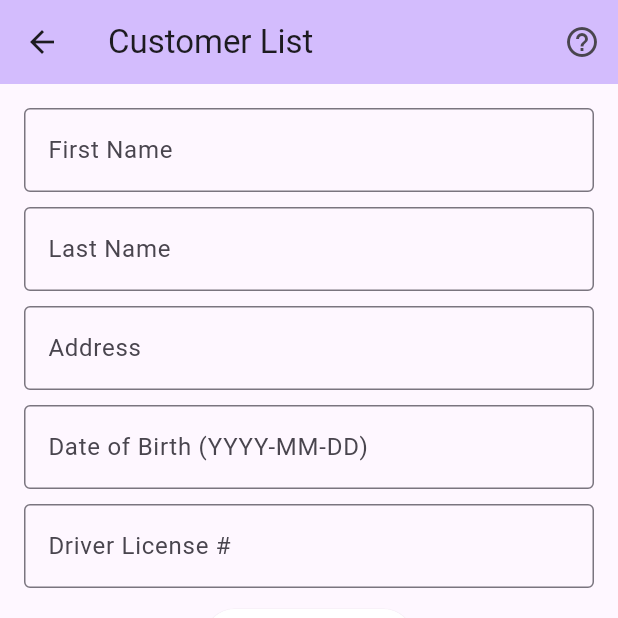
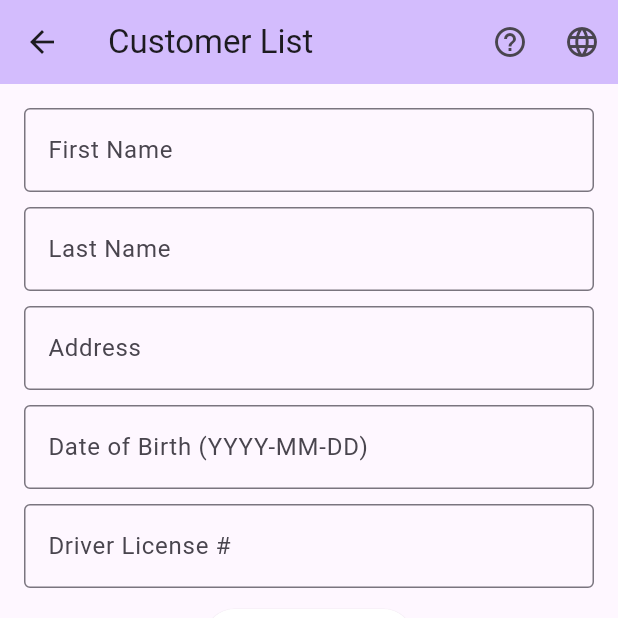
Before and after one commit to Ema-louna/test_github_flutter, a Flutter app: the screen it shows after launch, after a tap on "Customer", on a phone screen of 412 x 824 dp, the top half of it. Run offline on Flutter 3.47's test engine with Material 3 defaults, Android fonts, the phone set to English and light mode, and no system bars; our stand-ins replace floor, shared_preferences, sqflite, sqflite_common_ffi, sqflite_common_ffi_web; missing offline and left inert: encrypted_shared_preferences; accounts and stored records are empty; generated files the repository leaves out were written again.

Commit message:
Step 8: Add multi-language support (English/French)

```diff
--- /dev/null
+++ b/lib/app_localizations.dart
@@ -0,0 +1,50 @@
+import 'dart:convert';
+import 'package:flutter/material.dart';
+import 'package:flutter/services.dart';
+
+class AppLocalizations {
+  final Locale locale;
+  Map<String, String>? _localizedStrings;
+
+  AppLocalizations(this.locale);
+
+  static AppLocalizations? of(BuildContext context) {
+    return Localizations.of<AppLocalizations>(context, AppLocalizations);
+  }
+
+  static const LocalizationsDelegate<AppLocalizations> delegate = _AppLocalizationsDelegate();
+
+  Future<bool> load() async {
+    String jsonString = await rootBundle.loadString('assets/translations/${locale.languageCode}.json');
+    Map<String, dynamic> jsonMap = json.decode(jsonString);
+
+    _localizedStrings = jsonMap.map((key, value) {
+      return MapEntry(key, value.toString());
+    });
+
+    return true;
+  }
+
+  String? translate(String key) {
+    return _localizedStrings?[key];
+  }
+}
+
+class _AppLocalizationsDelegate extends LocalizationsDelegate<AppLocalizations> {
+  const _AppLocalizationsDelegate();
+
+  @override
+  bool isSupported(Locale locale) {
+    return ['en', 'fr'].contains(locale.languageCode);
+  }
+
+  @override
+  Future<AppLocalizations> load(Locale locale) async {
+    AppLocalizations localizations = AppLocalizations(locale);
+    await localizations.load();
+    return localizations;
+  }
+
+  @override
+  bool shouldReload(_AppLocalizationsDelegate old) => false;
+}
--- a/lib/customer_main.dart
+++ b/lib/customer_main.dart
@@ -7,6 +7,8 @@ import 'customer_dao.dart';
 import 'database.dart';
 import 'customer_detail_page.dart';
 import 'package:encrypted_shared_preferences/encrypted_shared_preferences.dart';
+import 'app_localizations.dart';
+import 'package:flutter_localizations/flutter_localizations.dart';
 
 class CustomerMain extends StatefulWidget {
   const CustomerMain({super.key});
@@ -28,12 +30,19 @@ class _CustomerMainState extends State<CustomerMain> {
   CustomerDao? _customerDao;
   bool _isLoading = true;
   int? _selectedIndex;
+  Locale _locale = const Locale('en');
 
   @override
   void initState() {
     super.initState();
     _initDatabase();
     _loadLastCustomerData();
+  }
+
+  void _changeLanguage(String languageCode) {
+    setState(() {
+      _locale = Locale(languageCode);
+    });
   }
 
   Future<void> _initDatabase() async {
@@ -69,7 +78,7 @@ class _CustomerMainState extends State<CustomerMain> {
   Future<void> _addCustomer() async {
     if (_customerDao == null) {
       ScaffoldMessenger.of(context).showSnackBar(
-        const SnackBar(content: Text('Database not ready. Please wait...')),
+        SnackBar(content: Text(AppLocalizations.of(context)!.translate('database_not_ready')!)),
       );
       return;
     }
@@ -80,7 +89,7 @@ class _CustomerMainState extends State<CustomerMain> {
         _dobController.text.isEmpty ||
         _licenseController.text.isEmpty) {
       ScaffoldMessenger.of(context).showSnackBar(
-        const SnackBar(content: Text('All fields are required!')),
+        SnackBar(content: Text(AppLocalizations.of(context)!.translate('all_fields_required')!)),
       );
       return;
     }
@@ -111,7 +120,7 @@ class _CustomerMainState extends State<CustomerMain> {
       _licenseController.clear();
 
       ScaffoldMessenger.of(context).showSnackBar(
-        SnackBar(content: Text('Customer added successfully! Total: ${_customers.length}')),
+        SnackBar(content: Text('${AppLocalizations.of(context)!.translate('customer_added')!}: ${_customers.length}')),
       );
     } catch (e) {
       ScaffoldMessenger.of(context).showSnackBar(
@@ -158,16 +167,12 @@ class _CustomerMainState extends State<CustomerMain> {
     showDialog(
       context: context,
       builder: (_) => AlertDialog(
-        title: const Text('Instructions'),
-        content: const Text(
-            'Fill in all customer fields and click Add Customer.\n'
-                'Tap a customer to view details.\n'
-                'On large screens, details appear beside the list.'
-        ),
+        title: Text(AppLocalizations.of(context)!.translate('instructions')!),
+        content: Text(AppLocalizations.of(context)!.translate('help_text')!),
         actions: [
           TextButton(
             onPressed: () => Navigator.pop(context),
-            child: const Text('OK'),
+            child: Text(AppLocalizations.of(context)!.translate('ok')!),
           ),
         ],
       ),
@@ -178,25 +183,50 @@ class _CustomerMainState extends State<CustomerMain> {
   Widget build(BuildContext context) {
     final isWide = MediaQuery.of(context).size.width >= 600;
 
+    return Localizations.override(
+      context: context,
+      locale: _locale,
+      delegates: const [
+        AppLocalizations.delegate,
+        GlobalMaterialLocalizations.delegate,
+        GlobalWidgetsLocalizations.delegate,
+        GlobalCupertinoLocalizations.delegate,
+      ],
+      child: Builder(
+        builder: (context) {
           if (_isLoading) {
             return Scaffold(
               appBar: AppBar(
-          title: const Text('Customer List'),
+                title: Text(AppLocalizations.of(context)!.translate('app_title')!),
                 backgroundColor: Theme.of(context).colorScheme.inversePrimary,
                 actions: [
                   IconButton(
                     icon: const Icon(Icons.info_outline),
                     onPressed: _showHelpDialog,
-            )
+                  ),
+                  PopupMenuButton<String>(
+                    icon: const Icon(Icons.language),
+                    onSelected: _changeLanguage,
+                    itemBuilder: (BuildContext context) => [
+                      const PopupMenuItem(
+                        value: 'en',
+                        child: Text('English'),
+                      ),
+                      const PopupMenuItem(
+                        value: 'fr',
+                        child: Text('Français'),
+                      ),
                     ],
                   ),
-        body: const Center(
+                ],
+              ),
+              body: Center(
                 child: Column(
                   mainAxisAlignment: MainAxisAlignment.center,
                   children: [
-              CircularProgressIndicator(),
-              SizedBox(height: 16),
-              Text('Initializing database...'),
+                    const CircularProgressIndicator(),
+                    const SizedBox(height: 16),
+                    Text(AppLocalizations.of(context)!.translate('initializing')!),
                   ],
                 ),
               ),
@@ -205,12 +235,26 @@ class _CustomerMainState extends State<CustomerMain> {
 
           return Scaffold(
             appBar: AppBar(
-        title: const Text('Customer List'),
+              title: Text(AppLocalizations.of(context)!.translate('app_title')!),
               backgroundColor: Theme.of(context).colorScheme.inversePrimary,
               actions: [
                 IconButton(
                   icon: const Icon(Icons.help_outline),
                   onPressed: _showHelpDialog,
+                ),
+                PopupMenuButton<String>(
+                  icon: const Icon(Icons.language),
+                  onSelected: _changeLanguage,
+                  itemBuilder: (BuildContext context) => [
+                    const PopupMenuItem(
+                      value: 'en',
+                      child: Text('English'),
+                    ),
+                    const PopupMenuItem(
+                      value: 'fr',
+                      child: Text('Français'),
+                    ),
+                  ],
                 ),
               ],
             ),
@@ -220,41 +264,41 @@ class _CustomerMainState extends State<CustomerMain> {
                 children: [
                   TextField(
                     controller: _firstNameController,
-              decoration: const InputDecoration(
-                labelText: 'First Name',
-                border: OutlineInputBorder(),
+                    decoration: InputDecoration(
+                      labelText: AppLocalizations.of(context)!.translate('first_name')!,
+                      border: const OutlineInputBorder(),
                     ),
                   ),
                   const SizedBox(height: 10),
                   TextField(
                     controller: _lastNameController,
-              decoration: const InputDecoration(
-                labelText: 'Last Name',
-                border: OutlineInputBorder(),
+                    decoration: InputDecoration(
+                      labelText: AppLocalizations.of(context)!.translate('last_name')!,
+                      border: const OutlineInputBorder(),
                     ),
                   ),
                   const SizedBox(height: 10),
                   TextField(
                     controller: _addressController,
-              decoration: const InputDecoration(
-                labelText: 'Address',
-                border: OutlineInputBorder(),
+                    decoration: InputDecoration(
+                      labelText: AppLocalizations.of(context)!.translate('address')!,
+                      border: const OutlineInputBorder(),
                     ),
                   ),
                   const SizedBox(height: 10),
                   TextField(
                     controller: _dobController,
-              decoration: const InputDecoration(
-                labelText: 'Date of Birth (YYYY-MM-DD)',
-                border: OutlineInputBorder(),
+                    decoration: InputDecoration(
+                      labelText: AppLocalizations.of(context)!.translate('date_of_birth')!,
+                      border: const OutlineInputBorder(),
                     ),
                   ),
                   const SizedBox(height: 10),
                   TextField(
                     controller: _licenseController,
-              decoration: const InputDecoration(
-                labelText: 'Driver License #',
-                border: OutlineInputBorder(),
+                    decoration: InputDecoration(
+                      labelText: AppLocalizations.of(context)!.translate('driver_license')!,
+                      border: const OutlineInputBorder(),
                     ),
                   ),
                   const SizedBox(height: 10),
@@ -263,11 +307,11 @@ class _CustomerMainState extends State<CustomerMain> {
                       backgroundColor: Theme.of(context).colorScheme.onPrimary,
                     ),
                     onPressed: _addCustomer,
-              child: const Text('Add Customer'),
+                    child: Text(AppLocalizations.of(context)!.translate('add_customer')!),
                   ),
                   const SizedBox(height: 10),
                   Text(
-              'Total customers: ${_customers.length}',
+                    '${AppLocalizations.of(context)!.translate('total_customers')!}: ${_customers.length}',
                     style: const TextStyle(fontWeight: FontWeight.bold, fontSize: 16),
                   ),
                   const SizedBox(height: 10),
@@ -278,10 +322,10 @@ class _CustomerMainState extends State<CustomerMain> {
                         Expanded(
                           flex: 2,
                           child: _customers.isEmpty
-                        ? const Center(
+                              ? Center(
                             child: Text(
-                        'No customers yet. Add one to get started!',
-                        style: TextStyle(fontSize: 16, color: Colors.grey),
+                              AppLocalizations.of(context)!.translate('no_customers')!,
+                              style: const TextStyle(fontSize: 16, color: Colors.grey),
                             ),
                           )
                               : ListView.builder(
@@ -328,16 +372,31 @@ class _CustomerMainState extends State<CustomerMain> {
                                   crossAxisAlignment: CrossAxisAlignment.start,
                                   children: [
                                     Text(
-                                'Customer Details',
+                                      AppLocalizations.of(context)!.translate('customer_details')!,
                                       style: Theme.of(context).textTheme.headlineSmall,
                                     ),
                                     const SizedBox(height: 20),
                                     _buildDetailRow('ID', '${_customers[_selectedIndex!].id}'),
-                              _buildDetailRow('First Name', _customers[_selectedIndex!].firstName),
-                              _buildDetailRow('Last Name', _customers[_selectedIndex!].lastName),
-                              _buildDetailRow('Address', _customers[_selectedIndex!].address),
-                              _buildDetailRow('Date of Birth', _customers[_selectedIndex!].dateOfBirth),
-                              _buildDetailRow('Driver License', _customers[_selectedIndex!].driverLicense),
+                                    _buildDetailRow(
+                                      AppLocalizations.of(context)!.translate('first_name')!,
+                                      _customers[_selectedIndex!].firstName,
+                                    ),
+                                    _buildDetailRow(
+                                      AppLocalizations.of(context)!.translate('last_name')!,
+                                      _customers[_selectedIndex!].lastName,
+                                    ),
+                                    _buildDetailRow(
+                                      AppLocalizations.of(context)!.translate('address')!,
+                                      _customers[_selectedIndex!].address,
+                                    ),
+                                    _buildDetailRow(
+                                      AppLocalizations.of(context)!.translate('date_of_birth')!,
+                                      _customers[_selectedIndex!].dateOfBirth,
+                                    ),
+                                    _buildDetailRow(
+                                      AppLocalizations.of(context)!.translate('driver_license')!,
+                                      _customers[_selectedIndex!].driverLicense,
+                                    ),
                                   ],
                                 ),
                               ),
@@ -348,6 +407,9 @@ class _CustomerMainState extends State<CustomerMain> {
                   ),
                 ],
               ),
+            ),
+          );
+        },
       ),
     );
   }
--- a/pubspec.yaml
+++ b/pubspec.yaml
@@ -46,6 +46,9 @@ flutter:
   # the material Icons class.
   uses-material-design: true
   generate: true
+  assets:
+    - assets/translations/en.json
+    - assets/translations/fr.json
 
 
 
```
Also changed, not shown: assets/translations/en.json (added, +19 -0 lines), assets/translations/fr.json (added, +19 -0 lines). Lines whose indentation alone changed are shown as unchanged.
